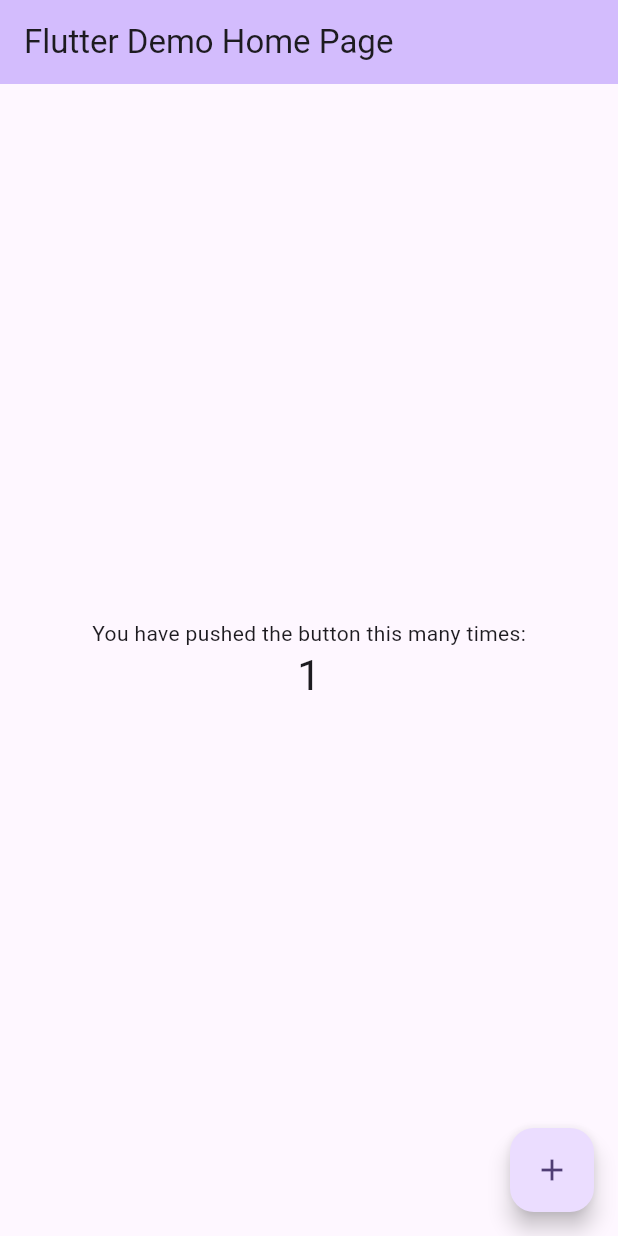
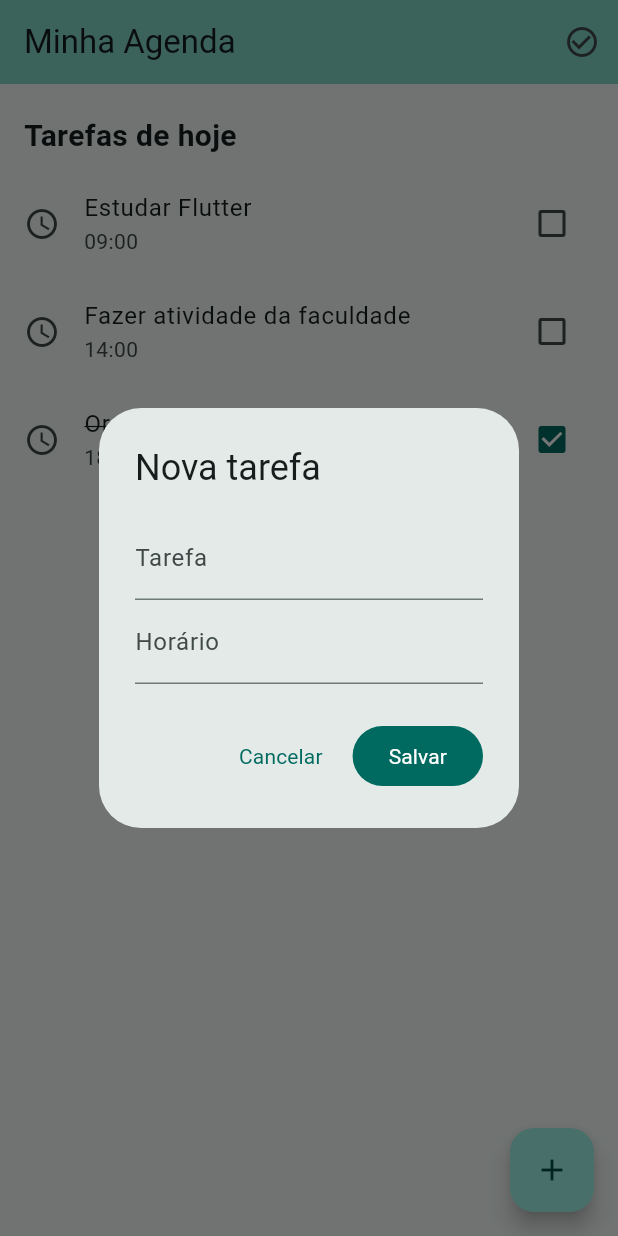
Before and after one commit to andrewbrtl/GerenciamentoDeEstado, a Flutter app: the screen it shows after launch, after a tap on the "add" icon, on a phone screen of 412 x 824 dp. Run offline on Flutter 3.47's test engine with Material 3 defaults, Android fonts, the phone set to English and light mode, and no system bars.

Commit message:
Adicionando telas e logicas para marcacao de tarefas

```diff
--- a/lib/main.dart
+++ b/lib/main.dart
@@ -1,122 +1,32 @@
 import 'package:flutter/material.dart';
+import 'package:provider/provider.dart';
+
+import 'pages/tarefas_page.dart';
+import 'providers/tarefas_provider.dart';
 
 void main() {
-  runApp(const MyApp());
+  runApp(
+    ChangeNotifierProvider(
+      create: (context) => TarefasProvider(),
+      child: const MeuAplicativo(),
+    ),
+  );
 }
 
-class MyApp extends StatelessWidget {
-  const MyApp({super.key});
+class MeuAplicativo extends StatelessWidget {
+  const MeuAplicativo({super.key});
 
-  // This widget is the root of your application.
   @override
   Widget build(BuildContext context) {
     return MaterialApp(
-      title: 'Flutter Demo',
+      debugShowCheckedModeBanner: false,
+      title: 'Minha Agenda',
       theme: ThemeData(
-        // This is the theme of your application.
-        //
-        // TRY THIS: Try running your application with "flutter run". You'll see
-        // the application has a purple toolbar. Then, without quitting the app,
-        // try changing the seedColor in the colorScheme below to Colors.green
-        // and then invoke "hot reload" (save your changes or press the "hot
-        // reload" button in a Flutter-supported IDE, or press "r" if you used
-        // the command line to start the app).
-        //
-        // Notice that the counter didn't reset back to zero; the application
-        // state is not lost during the reload. To reset the state, use hot
-        // restart instead.
-        //
-        // This works for code too, not just values: Most code changes can be
-        // tested with just a hot reload.
-        colorScheme: .fromSeed(seedColor: Colors.deepPurple),
+        colorScheme: ColorScheme.fromSeed(seedColor: Colors.teal),
+        fontFamily: 'RobotoLocal',
+        useMaterial3: true,
       ),
-      home: const MyHomePage(title: 'Flutter Demo Home Page'),
+      home: const TarefasPage(),
     );
   }
 }
-
-class MyHomePage extends StatefulWidget {
-  const MyHomePage({super.key, required this.title});
-
-  // This widget is the home page of your application. It is stateful, meaning
-  // that it has a State object (defined below) that contains fields that affect
-  // how it looks.
-
-  // This class is the configuration for the state. It holds the values (in this
-  // case the title) provided by the parent (in this case the App widget) and
-  // used by the build method of the State. Fields in a Widget subclass are
-  // always marked "final".
-
-  final String title;
-
-  @override
-  State<MyHomePage> createState() => _MyHomePageState();
-}
-
-class _MyHomePageState extends State<MyHomePage> {
-  int _counter = 0;
-
-  void _incrementCounter() {
-    setState(() {
-      // This call to setState tells the Flutter framework that something has
-      // changed in this State, which causes it to rerun the build method below
-      // so that the display can reflect the updated values. If we changed
-      // _counter without calling setState(), then the build method would not be
-      // called again, and so nothing would appear to happen.
-      _counter++;
-    });
-  }
-
-  @override
-  Widget build(BuildContext context) {
-    // This method is rerun every time setState is called, for instance as done
-    // by the _incrementCounter method above.
-    //
-    // The Flutter framework has been optimized to make rerunning build methods
-    // fast, so that you can just rebuild anything that needs updating rather
-    // than having to individually change instances of widgets.
-    return Scaffold(
-      appBar: AppBar(
-        // TRY THIS: Try changing the color here to a specific color (to
-        // Colors.amber, perhaps?) and trigger a hot reload to see the AppBar
-        // change color while the other colors stay the same.
-        backgroundColor: Theme.of(context).colorScheme.inversePrimary,
-        // Here we take the value from the MyHomePage object that was created by
-        // the App.build method, and use it to set our appbar title.
-        title: Text(widget.title),
-      ),
-      body: Center(
-        // Center is a layout widget. It takes a single child and positions it
-        // in the middle of the parent.
-        child: Column(
-          // Column is also a layout widget. It takes a list of children and
-          // arranges them vertically. By default, it sizes itself to fit its
-          // children horizontally, and tries to be as tall as its parent.
-          //
-          // Column has various properties to control how it sizes itself and
-          // how it positions its children. Here we use mainAxisAlignment to
-          // center the children vertically; the main axis here is the vertical
-          // axis because Columns are vertical (the cross axis would be
-          // horizontal).
-          //
-          // TRY THIS: Invoke "debug painting" (choose the "Toggle Debug Paint"
-          // action in the IDE, or press "p" in the console), to see the
-          // wireframe for each widget.
-          mainAxisAlignment: .center,
-          children: [
-            const Text('You have pushed the button this many times:'),
-            Text(
-              '$_counter',
-              style: Theme.of(context).textTheme.headlineMedium,
-            ),
-          ],
-        ),
-      ),
-      floatingActionButton: FloatingActionButton(
-        onPressed: _incrementCounter,
-        tooltip: 'Increment',
-        child: const Icon(Icons.add),
-      ),
-    );
-  }
-}
--- /dev/null
+++ b/lib/models/tarefa.dart
@@ -0,0 +1,7 @@
+class Tarefa {
+  Tarefa({required this.titulo, required this.horario, this.concluida = false});
+
+  final String titulo;
+  final String horario;
+  bool concluida;
+}
--- /dev/null
+++ b/lib/pages/concluidas_page.dart
@@ -0,0 +1,40 @@
+import 'package:flutter/material.dart';
+import 'package:provider/provider.dart';
+
+import '../providers/tarefas_provider.dart';
+
+class ConcluidasPage extends StatelessWidget {
+  const ConcluidasPage({super.key});
+
+  @override
+  Widget build(BuildContext context) {
+    final provider = context.watch<TarefasProvider>();
+
+    return Scaffold(
+      appBar: AppBar(
+        title: const Text('Tarefas Concluídas'),
+        backgroundColor: Theme.of(context).colorScheme.inversePrimary,
+      ),
+      body: provider.concluidas.isEmpty
+          ? const Center(child: Text('Nenhuma tarefa concluída.'))
+          : ListView.builder(
+              padding: const EdgeInsets.only(top: 8),
+              itemCount: provider.concluidas.length,
+              itemBuilder: (context, index) {
+                final tarefa = provider.concluidas[index];
+
+                return ListTile(
+                  leading: const Icon(Icons.check_circle, color: Colors.teal),
+                  title: Text(tarefa.titulo),
+                  subtitle: Text(tarefa.horario),
+                  trailing: IconButton(
+                    tooltip: 'Marcar como pendente',
+                    icon: const Icon(Icons.undo),
+                    onPressed: () => provider.alterarStatus(tarefa),
+                  ),
+                );
+              },
+            ),
+    );
+  }
+}
--- /dev/null
+++ b/lib/pages/tarefas_page.dart
@@ -0,0 +1,120 @@
+import 'package:flutter/material.dart';
+import 'package:provider/provider.dart';
+
+import '../providers/tarefas_provider.dart';
+import 'concluidas_page.dart';
+
+class TarefasPage extends StatelessWidget {
+  const TarefasPage({super.key});
+
+  void _abrirFormulario(BuildContext context) {
+    final tituloController = TextEditingController();
+    final horarioController = TextEditingController();
+
+    showDialog(
+      context: context,
+      builder: (context) {
+        return AlertDialog(
+          title: const Text('Nova tarefa'),
+          content: Column(
+            mainAxisSize: MainAxisSize.min,
+            children: [
+              TextField(
+                controller: tituloController,
+                decoration: const InputDecoration(labelText: 'Tarefa'),
+              ),
+              TextField(
+                controller: horarioController,
+                decoration: const InputDecoration(labelText: 'Horário'),
+              ),
+            ],
+          ),
+          actions: [
+            TextButton(
+              onPressed: () => Navigator.pop(context),
+              child: const Text('Cancelar'),
+            ),
+            FilledButton(
+              onPressed: () {
+                final titulo = tituloController.text.trim();
+                final horario = horarioController.text.trim();
+
+                if (titulo.isNotEmpty && horario.isNotEmpty) {
+                  context.read<TarefasProvider>().adicionarTarefa(
+                    titulo,
+                    horario,
+                  );
+                  Navigator.pop(context);
+                }
+              },
+              child: const Text('Salvar'),
+            ),
+          ],
+        );
+      },
+    );
+  }
+
+  @override
+  Widget build(BuildContext context) {
+    final provider = context.watch<TarefasProvider>();
+
+    return Scaffold(
+      appBar: AppBar(
+        title: const Text('Minha Agenda'),
+        backgroundColor: Theme.of(context).colorScheme.inversePrimary,
+        actions: [
+          IconButton(
+            tooltip: 'Tarefas concluídas',
+            icon: const Icon(Icons.check_circle_outline),
+            onPressed: () {
+              Navigator.push(
+                context,
+                MaterialPageRoute(builder: (context) => const ConcluidasPage()),
+              );
+            },
+          ),
+        ],
+      ),
+      body: Column(
+        crossAxisAlignment: CrossAxisAlignment.start,
+        children: [
+          const Padding(
+            padding: EdgeInsets.fromLTRB(16, 20, 16, 8),
+            child: Text(
+              'Tarefas de hoje',
+              style: TextStyle(fontSize: 20, fontWeight: FontWeight.bold),
+            ),
+          ),
+          Expanded(
+            child: ListView.builder(
+              itemCount: provider.tarefas.length,
+              itemBuilder: (context, index) {
+                final tarefa = provider.tarefas[index];
+
+                return CheckboxListTile(
+                  value: tarefa.concluida,
+                  title: Text(
+                    tarefa.titulo,
+                    style: TextStyle(
+                      decoration: tarefa.concluida
+                          ? TextDecoration.lineThrough
+                          : null,
+                    ),
+                  ),
+                  subtitle: Text(tarefa.horario),
+                  secondary: const Icon(Icons.access_time),
+                  onChanged: (value) => provider.alterarStatus(tarefa),
+                );
+              },
+            ),
+          ),
+        ],
+      ),
+      floatingActionButton: FloatingActionButton(
+        onPressed: () => _abrirFormulario(context),
+        child: const Icon(Icons.add),
+      ),
+    );
+  }
+}
--- /dev/null
+++ b/lib/providers/tarefas_provider.dart
@@ -0,0 +1,27 @@
+import 'package:flutter/material.dart';
+
+import '../models/tarefa.dart';
+
+class TarefasProvider extends ChangeNotifier {
+  final List<Tarefa> _tarefas = [
+    Tarefa(titulo: 'Estudar Flutter', horario: '09:00'),
+    Tarefa(titulo: 'Fazer atividade da faculdade', horario: '14:00'),
+    Tarefa(titulo: 'Organizar o quarto', horario: '18:00', concluida: true),
+  ];
+
+  List<Tarefa> get tarefas => _tarefas;
+
+  List<Tarefa> get concluidas {
+    return _tarefas.where((tarefa) => tarefa.concluida).toList();
+  }
+
+  void adicionarTarefa(String titulo, String horario) {
+    _tarefas.add(Tarefa(titulo: titulo, horario: horario));
+    notifyListeners();
+  }
+
+  void alterarStatus(Tarefa tarefa) {
+    tarefa.concluida = !tarefa.concluida;
+    notifyListeners();
+  }
+}
```
Also changed, not shown: pubspec.yaml (+8 -0 lines), assets/fonts/roboto-bold.ttf (added), assets/fonts/roboto-regular.ttf (added), pubspec.lock, 1 other file.
